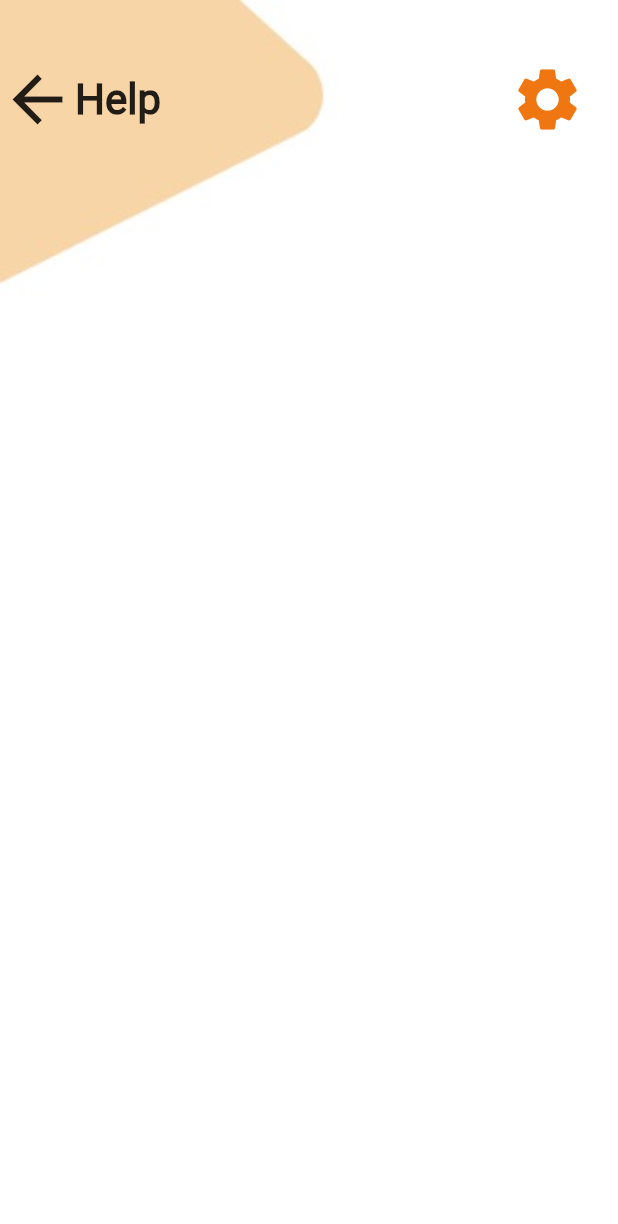
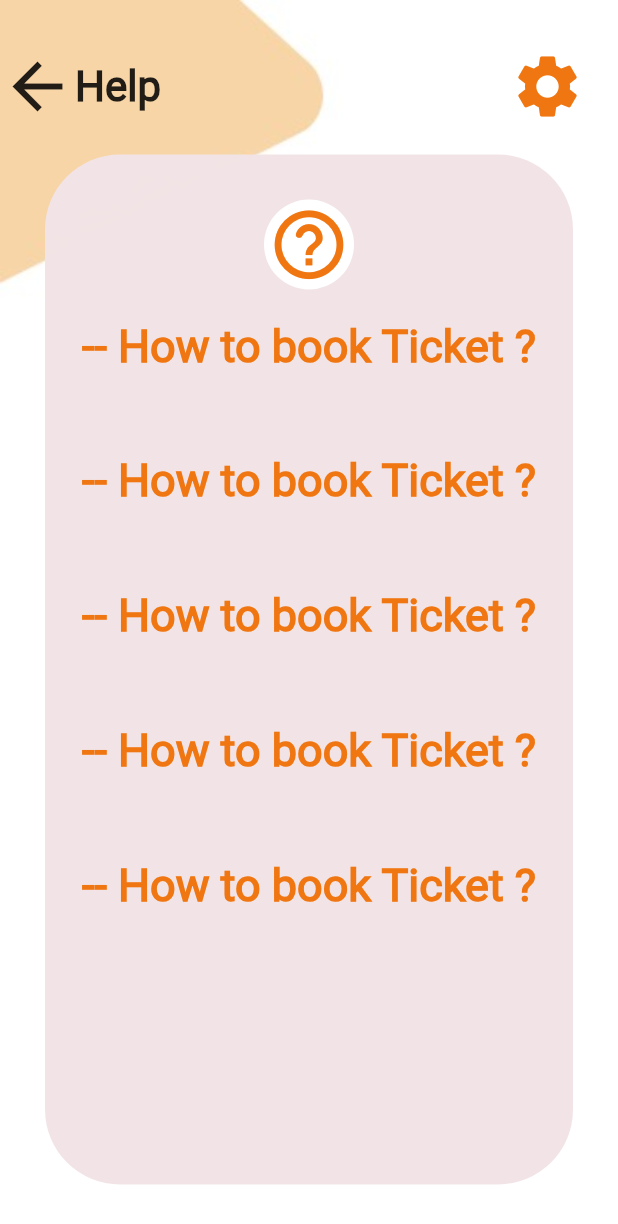
Before and after one commit to AbdallahBadawy/egypt_rails, a Flutter app: the screen it shows after launch, in the side drawer, after a tap on "Help", on a phone screen of 412 x 824 dp. Shown: the top 1224 px of the screen. Run offline on Flutter 3.47's test engine with Material 2 defaults, Android fonts, the phone set to English and light mode, and no system bars; our stand-ins replace share; missing offline and left inert: dart:ffi.

Commit message:
HelpScreen

```diff
--- a/lib/Drawer/Help_Screens/Help_Screen.dart
+++ b/lib/Drawer/Help_Screens/Help_Screen.dart
@@ -15,7 +15,7 @@ class HelpScreen extends StatelessWidget {
           child: Stack(
             children: [
               Positioned(
-                  top: MediaQuery.of(context).size.height / 20,
+                  top: MediaQuery.of(context).size.height / 25,
                   child: Row(
                     children: [
                       Icon(Icons.arrow_back, size: 50),
@@ -30,7 +30,76 @@ class HelpScreen extends StatelessWidget {
                       )
                     ],
                   )),
-
+              Positioned(
+                  top: MediaQuery.of(context).size.height / 8,
+                  left: 30,
+                  child: Container(
+                    padding: EdgeInsets.all(10),
+                    width: MediaQuery.of(context).size.width - 60,
+                    height: MediaQuery.of(context).size.height / 1.20,
+                    decoration: BoxDecoration(
+                        color: Theme.of(context).accentColor,
+                        borderRadius: BorderRadius.circular(50)),
+                    child: Column(children: [
+                      Center(
+                        child: Container(
+                          margin: EdgeInsets.all(20),
+                          width: 60,
+                          height: 60,
+                          decoration: BoxDecoration(
+                              color: Colors.white,
+                              borderRadius: BorderRadius.circular(60)),
+                          child: Icon(
+                            Icons.help_outline_rounded,
+                            size: 55,
+                            color: Theme.of(context).primaryColor,
+                          ),
+                        ),
+                      ),
+                      Text("-- How to book Ticket ?",
+                          style: TextStyle(
+                              fontSize: 30,
+                              fontFamily: "Roboto",
+                              fontWeight: FontWeight.bold,
+                              color: Theme.of(context).primaryColor)),
+                      SizedBox(
+                        height: MediaQuery.of(context).size.height / 15,
+                      ),
+                      Text("-- How to book Ticket ?",
+                          style: TextStyle(
+                              fontSize: 30,
+                              fontFamily: "Roboto",
+                              fontWeight: FontWeight.bold,
+                              color: Theme.of(context).primaryColor)),
+                      SizedBox(
+                        height: MediaQuery.of(context).size.height / 15,
+                      ),
+                      Text("-- How to book Ticket ?",
+                          style: TextStyle(
+                              fontSize: 30,
+                              fontFamily: "Roboto",
+                              fontWeight: FontWeight.bold,
+                              color: Theme.of(context).primaryColor)),
+                      SizedBox(
+                        height: MediaQuery.of(context).size.height / 15,
+                      ),
+                      Text("-- How to book Ticket ?",
+                          style: TextStyle(
+                              fontSize: 30,
+                              fontFamily: "Roboto",
+                              fontWeight: FontWeight.bold,
+                              color: Theme.of(context).primaryColor)),
+                      SizedBox(
+                        height: MediaQuery.of(context).size.height / 15,
+                      ),
+                      Text("-- How to book Ticket ?",
+                          style: TextStyle(
+                              fontSize: 30,
+                              fontFamily: "Roboto",
+                              fontWeight: FontWeight.bold,
+                              color: Theme.of(context).primaryColor))
+                    ]),
+                  ))
             ],
           )),
     );
```
